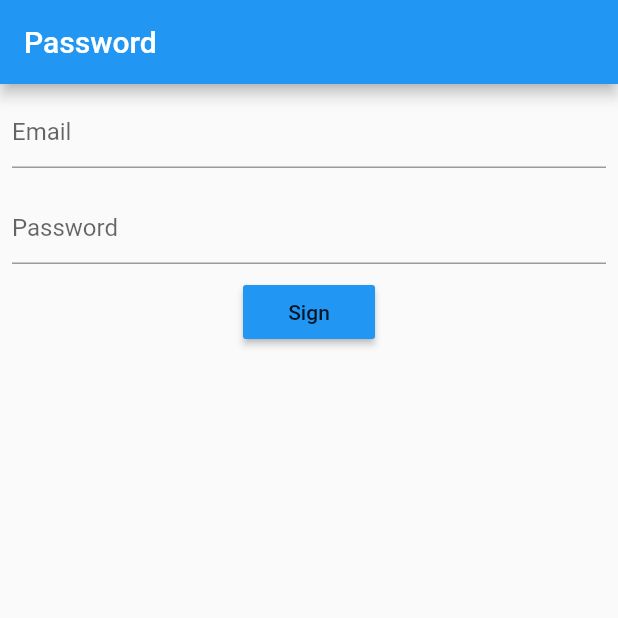
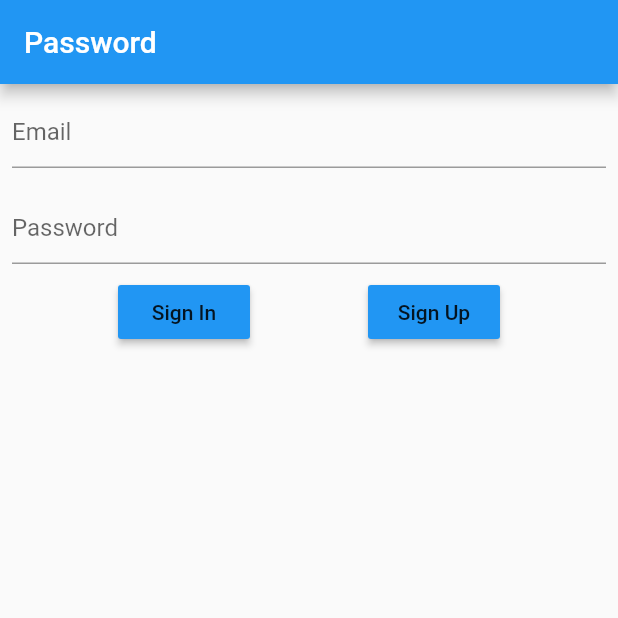
Before and after one commit to ardhanika/tesssssssssss, a Flutter app: the screen it shows after launch, on a phone screen of 412 x 824 dp, the top half of it. Run offline on Flutter 3.47's test engine with Material 2 defaults, Android fonts, the light colour scheme and no system bars; our stand-ins replace firebase_auth, firebase_core, google_sign_in; accounts and stored records are empty.

Commit message:
menambahkan sign up

```diff
--- a/lib/pages/login_password.dart
+++ b/lib/pages/login_password.dart
@@ -47,13 +47,23 @@ class EmailPasswordFormState extends State<EmailPasswordForm> {
             ),
           ),
           Row(
-            mainAxisAlignment: MainAxisAlignment.center,
+            mainAxisAlignment: MainAxisAlignment.spaceEvenly,
             children: [
               RaisedButton(
                 color: Theme.of(context).accentColor,
-                child: Text('Sign'),
+                child: Text('Sign In'),
                 onPressed: () {
                   auth.signInWithEmailAndPassword(
+                      email: _email, password: _password);
+                  Navigator.of(context).pushReplacement(
+                      MaterialPageRoute(builder: (context) => FirstScreen()));
+                },
+              ),
+              RaisedButton(
+                color: Theme.of(context).accentColor,
+                child: Text('Sign Up'),
+                onPressed: () {
+                  auth.createUserWithEmailAndPassword(
                       email: _email, password: _password);
                   Navigator.of(context).pushReplacement(
                       MaterialPageRoute(builder: (context) => FirstScreen()));
```
